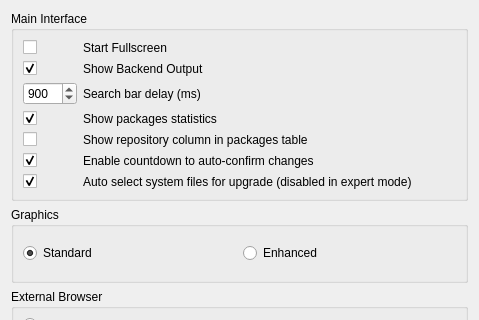
Qt form Qt/AppSet-Qt/options.ui (svn2github/appset) before a commit; both pictures show x 0 to 479 and y 0 to 320 of the 479 by 514 pixel window.
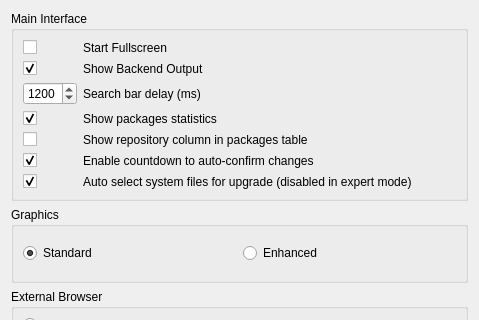
The same form after that commit.

The edit to the form file:
```diff
--- a/Qt/AppSet-Qt/options.ui
+++ b/Qt/AppSet-Qt/options.ui
@@ -167,13 +167,13 @@
            <number>300</number>
           </property>
           <property name="maximum">
-           <number>2000</number>
+           <number>2500</number>
           </property>
           <property name="singleStep">
            <number>50</number>
           </property>
           <property name="value">
-           <number>900</number>
+           <number>1200</number>
           </property>
          </widget>
         </item>
```
